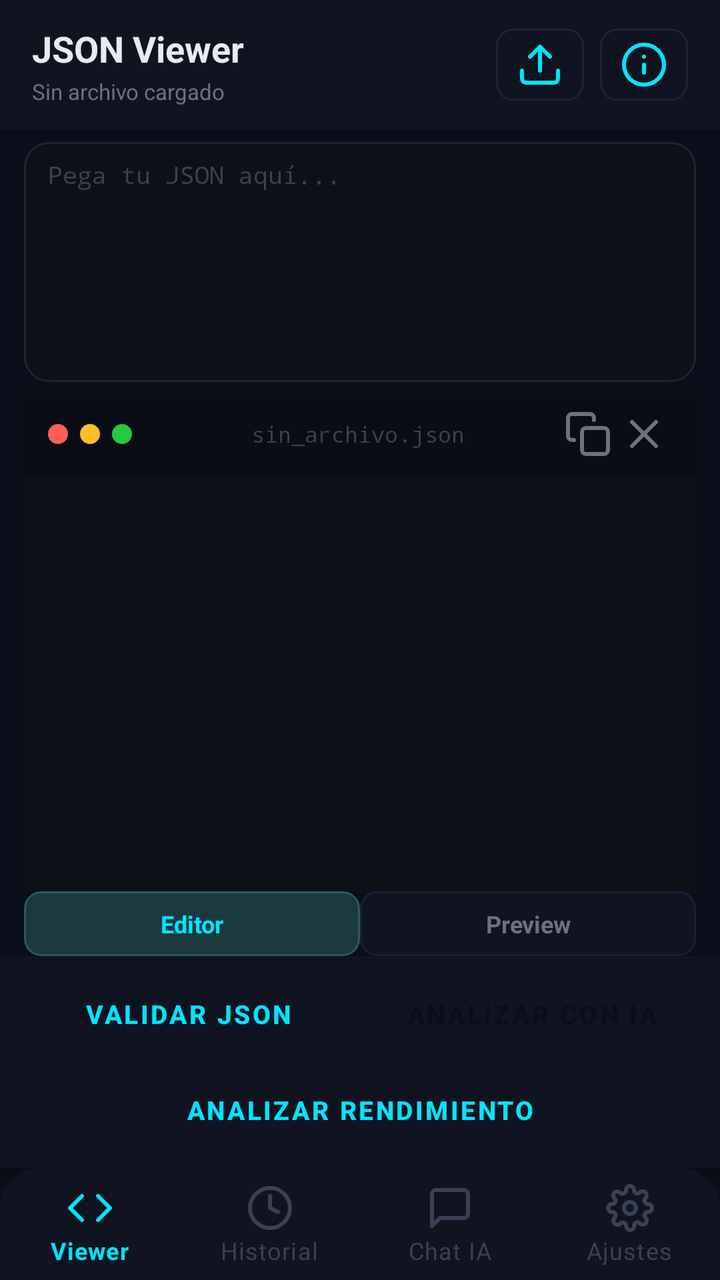
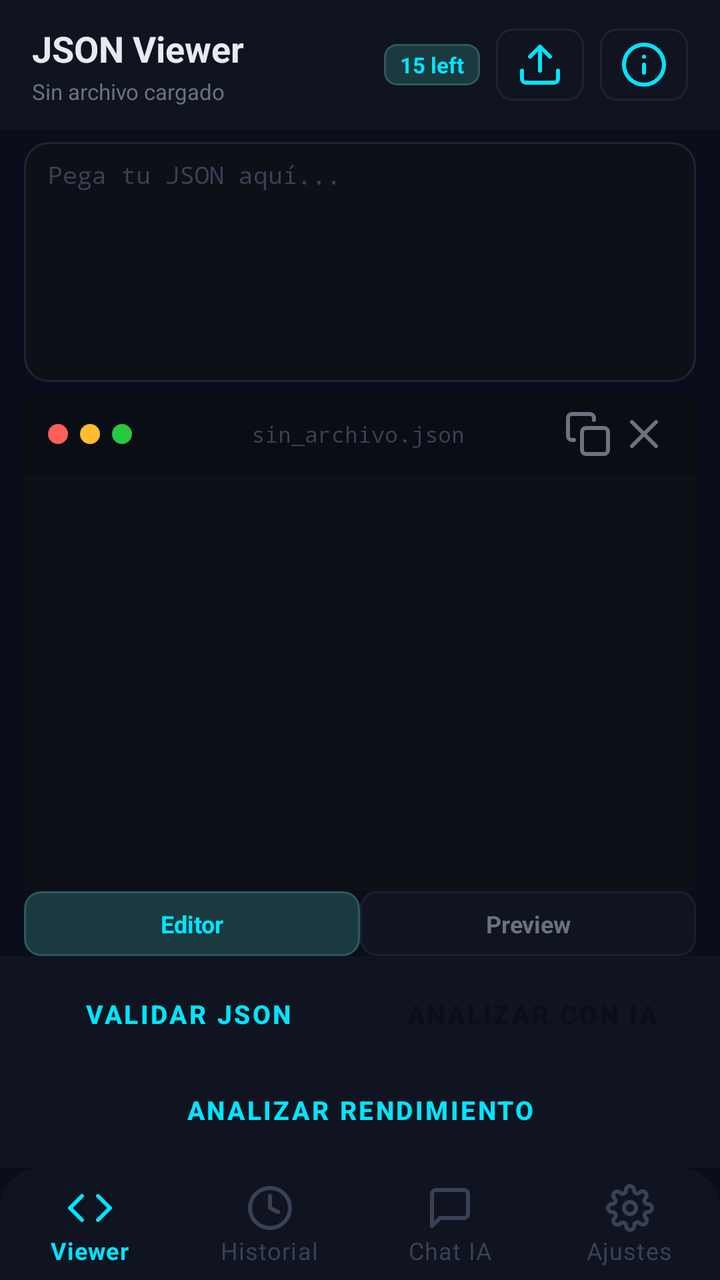

The first picture is an Android layout as it rendered before a commit; the second is the same layout after the commit. The layout source and the unified diff follow.
<!-- AndroidManifest.xml: application theme Theme.SmartOne -->
<!-- res/layout/activity_json_viewer.xml -->
<?xml version="1.0" encoding="utf-8"?>
<androidx.constraintlayout.widget.ConstraintLayout
    xmlns:android="http://schemas.android.com/apk/res/android"
    xmlns:app="http://schemas.android.com/apk/res-auto"
    android:layout_width="match_parent"
    android:layout_height="match_parent"
    android:background="@color/bg_primary">

    <LinearLayout
        android:id="@+id/topBar"
        android:layout_width="0dp"
        android:layout_height="wrap_content"
        android:orientation="horizontal"
        android:gravity="center_vertical"
        android:paddingStart="16dp"
        android:paddingEnd="16dp"
        android:paddingTop="12dp"
        android:paddingBottom="12dp"
        android:background="@color/bg_surface"
        android:elevation="4dp"
        app:layout_constraintTop_toTopOf="parent"
        app:layout_constraintStart_toStartOf="parent"
        app:layout_constraintEnd_toEndOf="parent">

        <LinearLayout
            android:layout_width="0dp"
            android:layout_height="wrap_content"
            android:layout_weight="1"
            android:orientation="vertical">

            <TextView
                android:layout_width="wrap_content"
                android:layout_height="wrap_content"
                android:text="JSON Viewer"
                android:textSize="18sp"
                android:textStyle="bold"
                android:textColor="@color/text_primary" />

            <TextView
                android:id="@+id/tvFileInfo"
                android:layout_width="wrap_content"
                android:layout_height="wrap_content"
                android:text="Sin archivo cargado"
                android:textSize="11sp"
                android:textColor="@color/text_secondary"
                android:layout_marginTop="2dp" />

        </LinearLayout>

        <ImageButton
            android:id="@+id/btnLoadFile"
            android:layout_width="44dp"
            android:layout_height="36dp"
            android:background="@drawable/bg_icon_button"
            android:src="@drawable/ic_upload"
            android:contentDescription="Cargar archivo"
            android:padding="8dp"
            android:layout_marginEnd="8dp" />

        <ImageButton
            android:id="@+id/btnInfo"
            android:layout_width="44dp"
            android:layout_height="36dp"
            android:background="@drawable/bg_icon_button"
            android:src="@drawable/ic_info"
            android:contentDescription="Información"
            android:padding="8dp" />

    </LinearLayout>

    <TextView
        android:id="@+id/tvStatus"
        android:layout_width="0dp"
        android:layout_height="wrap_content"
        android:paddingStart="16dp"
        android:paddingEnd="16dp"
        android:paddingTop="8dp"
        android:paddingBottom="4dp"
        android:textSize="13sp"
        android:textStyle="bold"
        android:visibility="gone"
        app:layout_constraintTop_toBottomOf="@id/topBar"
        app:layout_constraintStart_toStartOf="parent"
        app:layout_constraintEnd_toEndOf="parent" />

    <TextView
        android:id="@+id/tvJsonInfo"
        android:layout_width="0dp"
        android:layout_height="wrap_content"
        android:paddingStart="16dp"
        android:paddingEnd="16dp"
        android:paddingBottom="4dp"
        android:textSize="11sp"
        android:textColor="@color/accent"
        android:visibility="gone"
        app:layout_constraintTop_toBottomOf="@id/tvStatus"
        app:layout_constraintStart_toStartOf="parent"
        app:layout_constraintEnd_toEndOf="parent" />

    
    <EditText
        android:id="@+id/etJsonInput"
        android:layout_width="0dp"
        android:layout_height="120dp"
        android:hint="Pega tu JSON aquí..."
        android:textSize="12sp"
        android:fontFamily="monospace"
        android:textColor="@color/text_primary"
        android:textColorHint="@color/text_hint"
        android:background="@drawable/bg_input"
        android:paddingStart="12dp"
        android:paddingEnd="12dp"
        android:paddingTop="8dp"
        android:paddingBottom="8dp"
        android:inputType="textMultiLine"
        android:gravity="top"
        android:layout_marginStart="12dp"
        android:layout_marginEnd="12dp"
        android:layout_marginTop="6dp"
        app:layout_constraintTop_toBottomOf="@id/tvJsonInfo"
        app:layout_constraintStart_toStartOf="parent"
        app:layout_constraintEnd_toEndOf="parent" />

    <LinearLayout
        android:id="@+id/editorContainer"
        android:layout_width="0dp"
        android:layout_height="0dp"
        android:orientation="vertical"
        android:background="@color/bg_editor"
        android:layout_marginStart="12dp"
        android:layout_marginEnd="12dp"
        android:layout_marginTop="6dp"
        app:layout_constraintTop_toBottomOf="@id/etJsonInput"
        app:layout_constraintBottom_toTopOf="@id/tabBar"
        app:layout_constraintStart_toStartOf="parent"
        app:layout_constraintEnd_toEndOf="parent">

        <LinearLayout
            android:layout_width="match_parent"
            android:layout_height="wrap_content"
            android:orientation="horizontal"
            android:gravity="center_vertical"
            android:paddingStart="12dp"
            android:paddingEnd="12dp"
            android:paddingTop="6dp"
            android:paddingBottom="6dp"
            android:background="@color/bg_editor_toolbar">

            <View
                android:layout_width="10dp"
                android:layout_height="10dp"
                android:background="@drawable/bg_dot_red"
                android:layout_marginEnd="6dp" />

            <View
                android:layout_width="10dp"
                android:layout_height="10dp"
                android:background="@drawable/bg_dot_yellow"
                android:layout_marginEnd="6dp" />

            <View
                android:layout_width="10dp"
                android:layout_height="10dp"
                android:background="@drawable/bg_dot_green"
                android:layout_marginEnd="12dp" />

            <TextView
                android:id="@+id/tvFileName"
                android:layout_width="0dp"
                android:layout_height="wrap_content"
                android:layout_weight="1"
                android:text="sin_archivo.json"
                android:textSize="11sp"
                android:textColor="@color/text_tertiary"
                android:fontFamily="monospace"
                android:gravity="center" />

            <ImageButton
                android:id="@+id/btnCopy"
                android:layout_width="28dp"
                android:layout_height="28dp"
                android:background="@android:color/transparent"
                android:src="@drawable/ic_copy"
                android:contentDescription="Copiar JSON"
                android:padding="4dp" />

            <ImageButton
                android:id="@+id/btnClear"
                android:layout_width="28dp"
                android:layout_height="28dp"
                android:background="@android:color/transparent"
                android:src="@drawable/ic_close"
                android:contentDescription="Limpiar"
                android:padding="4dp" />

        </LinearLayout>

        <androidx.recyclerview.widget.RecyclerView
            android:id="@+id/rvJsonLines"
            android:layout_width="match_parent"
            android:layout_height="0dp"
            android:layout_weight="1"
            android:paddingTop="8dp"
            android:paddingBottom="8dp"
            android:overScrollMode="never" />

    </LinearLayout>

    <LinearLayout
        android:id="@+id/tabBar"
        android:layout_width="0dp"
        android:layout_height="wrap_content"
        android:orientation="horizontal"
        android:layout_marginStart="12dp"
        android:layout_marginEnd="12dp"
        app:layout_constraintBottom_toTopOf="@id/bottomBar"
        app:layout_constraintStart_toStartOf="parent"
        app:layout_constraintEnd_toEndOf="parent">

        <TextView
            android:id="@+id/tabEditor"
            android:layout_width="0dp"
            android:layout_height="wrap_content"
            android:layout_weight="1"
            android:text="Editor"
            android:textSize="12sp"
            android:textStyle="bold"
            android:gravity="center"
            android:paddingTop="8dp"
            android:paddingBottom="8dp"
            android:textColor="@color/accent"
            android:background="@drawable/bg_tab_active" />

        <TextView
            android:id="@+id/tabPreview"
            android:layout_width="0dp"
            android:layout_height="wrap_content"
            android:layout_weight="1"
            android:text="Preview"
            android:textSize="12sp"
            android:textStyle="bold"
            android:gravity="center"
            android:paddingTop="8dp"
            android:paddingBottom="8dp"
            android:textColor="@color/text_secondary"
            android:background="@drawable/bg_tab_inactive" />

    </LinearLayout>

    <ScrollView
        android:id="@+id/scrollPreview"
        android:layout_width="0dp"
        android:layout_height="0dp"
        android:visibility="gone"
        android:layout_marginStart="12dp"
        android:layout_marginEnd="12dp"
        app:layout_constraintTop_toBottomOf="@id/etJsonInput"
        app:layout_constraintBottom_toTopOf="@id/tabBar"
        app:layout_constraintStart_toStartOf="parent"
        app:layout_constraintEnd_toEndOf="parent">

        <HorizontalScrollView
            android:layout_width="match_parent"
            android:layout_height="wrap_content">

            <LinearLayout
                android:layout_width="wrap_content"
                android:layout_height="wrap_content"
                android:orientation="horizontal">

                <TextView
                    android:id="@+id/tvLineNumbers"
                    android:layout_width="wrap_content"
                    android:layout_height="wrap_content"
                    android:fontFamily="monospace"
                    android:textSize="13sp"
                    android:textColor="@color/line_number"
                    android:paddingStart="12dp"
                    android:paddingEnd="8dp"
                    android:paddingTop="12dp"
                    android:paddingBottom="12dp"
                    android:minWidth="40dp"
                    android:gravity="end" />

                <TextView
                    android:id="@+id/tvPreview"
                    android:layout_width="wrap_content"
                    android:layout_height="wrap_content"
                    android:fontFamily="monospace"
                    android:textSize="13sp"
                    android:textColor="@color/text_primary"
                    android:textIsSelectable="true"
                    android:padding="12dp" />

            </LinearLayout>

        </HorizontalScrollView>

    </ScrollView>

    <LinearLayout
        android:id="@+id/bottomBar"
        android:layout_width="0dp"
        android:layout_height="wrap_content"
        android:orientation="horizontal"
        android:gravity="center_vertical"
        android:paddingStart="12dp"
        android:paddingEnd="12dp"
        android:paddingTop="8dp"
        android:paddingBottom="8dp"
        android:background="@color/bg_surface"
        android:elevation="4dp"
        app:layout_constraintBottom_toTopOf="@id/bottomNav"
        app:layout_constraintStart_toStartOf="parent"
        app:layout_constraintEnd_toEndOf="parent">

        <LinearLayout
            android:layout_width="match_parent"
            android:layout_height="wrap_content"
            android:orientation="vertical">

            <LinearLayout
                android:layout_width="match_parent"
                android:layout_height="wrap_content"
                android:orientation="horizontal"
                android:layout_marginBottom="6dp">

                <Button
                    android:id="@+id/btnValidate"
                    android:layout_width="0dp"
                    android:layout_height="42dp"
                    android:layout_weight="1"
                    android:text="@string/btn_validate"
                    android:textSize="13sp"
                    android:textStyle="bold"
                    android:layout_marginEnd="8dp"
                    style="@style/Widget.MaterialComponents.Button.OutlinedButton" />

                <Button
                    android:id="@+id/btnAnalyzeAI"
                    android:layout_width="0dp"
                    android:layout_height="42dp"
                    android:layout_weight="1"
                    android:text="@string/btn_analyze_ai"
                    android:textSize="13sp"
                    android:textStyle="bold"
                    style="@style/Widget.MaterialComponents.Button" />

            </LinearLayout>

            <Button
                android:id="@+id/btnPerformance"
                android:layout_width="match_parent"
                android:layout_height="42dp"
                android:text="Analizar rendimiento"
                android:textSize="13sp"
                android:textStyle="bold"
                style="@style/Widget.MaterialComponents.Button.OutlinedButton" />

        </LinearLayout>

    </LinearLayout>

    <com.google.android.material.bottomnavigation.BottomNavigationView
        android:id="@+id/bottomNav"
        android:layout_width="0dp"
        android:layout_height="wrap_content"
        android:background="@drawable/bg_bottom_nav"
        app:menu="@menu/bottom_nav_menu"
        app:itemIconTint="@color/bottom_nav_tint"
        app:itemTextColor="@color/bottom_nav_tint"
        app:labelVisibilityMode="labeled"
        app:layout_constraintBottom_toBottomOf="parent"
        app:layout_constraintStart_toStartOf="parent"
        app:layout_constraintEnd_toEndOf="parent" />

</androidx.constraintlayout.widget.ConstraintLayout>
<!-- resources referenced by this layout -->
<resources>
  <color name="accent">#00E5FF</color>
  <color name="bg_editor">#0D1117</color>
  <color name="bg_editor_toolbar">#0A0D14</color>
  <color name="bg_primary">#0A0E1A</color>
  <color name="bg_surface">#0F1420</color>
  <color name="line_number">#2A3045</color>
  <color name="text_hint">#3A4055</color>
  <color name="text_primary">#E8EAF0</color>
  <color name="text_secondary">#6B7280</color>
  <color name="text_tertiary">#3A4055</color>
  <!-- drawable bg_bottom_nav (drawable) -->
  <?xml version="1.0" encoding="utf-8"?>
  <shape xmlns:android="http://schemas.android.com/apk/res/android">
      <solid android:color="@color/bg_surface" />
      <corners
          android:topLeftRadius="20dp"
          android:topRightRadius="20dp"
          android:bottomLeftRadius="0dp"
          android:bottomRightRadius="0dp" />
  </shape>
  <!-- drawable bg_dot_green (drawable) -->
  <?xml version="1.0" encoding="utf-8"?>
  <shape xmlns:android="http://schemas.android.com/apk/res/android"
      android:shape="oval">
      <solid android:color="@color/dot_green" />
  </shape>
  <!-- drawable bg_dot_red (drawable) -->
  <?xml version="1.0" encoding="utf-8"?>
  <shape xmlns:android="http://schemas.android.com/apk/res/android"
      android:shape="oval">
      <solid android:color="@color/dot_red" />
  </shape>
  <!-- drawable bg_dot_yellow (drawable) -->
  <?xml version="1.0" encoding="utf-8"?>
  <shape xmlns:android="http://schemas.android.com/apk/res/android"
      android:shape="oval">
      <solid android:color="@color/dot_yellow" />
  </shape>
  <!-- drawable bg_icon_button (drawable) -->
  <?xml version="1.0" encoding="utf-8"?>
  <shape xmlns:android="http://schemas.android.com/apk/res/android">
      <solid android:color="#0F1420" />
      <stroke android:width="1dp" android:color="#1E2433" />
      <corners android:radius="8dp" />
  </shape>
  <!-- drawable bg_input (drawable) -->
  <?xml version="1.0" encoding="utf-8"?>
  <shape xmlns:android="http://schemas.android.com/apk/res/android">
      <solid android:color="#0D1117" />
      <stroke android:width="1dp" android:color="#1E2433" />
      <corners android:radius="12dp" />
  </shape>
  <!-- drawable bg_tab_active (drawable) -->
  <?xml version="1.0" encoding="utf-8"?>
  <shape xmlns:android="http://schemas.android.com/apk/res/android">
      <solid android:color="#1A3A40" />
      <stroke android:width="1dp" android:color="#2A5A60" />
      <corners android:radius="8dp" />
  </shape>
  <!-- drawable bg_tab_inactive (drawable) -->
  <?xml version="1.0" encoding="utf-8"?>
  <shape xmlns:android="http://schemas.android.com/apk/res/android">
      <solid android:color="#0F1420" />
      <stroke android:width="1dp" android:color="#1A2030" />
      <corners android:radius="8dp" />
  </shape>
  <!-- drawable ic_close (drawable) -->
  <?xml version="1.0" encoding="utf-8"?>
  <vector xmlns:android="http://schemas.android.com/apk/res/android"
      android:width="24dp" android:height="24dp"
      android:viewportWidth="24" android:viewportHeight="24">
      <path android:strokeColor="@color/text_secondary" android:strokeWidth="2"
          android:strokeLineCap="round"
          android:fillColor="@android:color/transparent"
          android:pathData="M18,6L6,18M6,6l12,12" />
  </vector>
  <string name="btn_analyze_ai">Analizar con IA</string>
  <string name="btn_validate">Validar JSON</string>
  <color name="dot_green">#27C93F</color>
  <color name="dot_red">#FF5F56</color>
  <color name="dot_yellow">#FFBD2E</color>
  <color name="accent_dim">#1A3A40</color>
  <color name="error">#FF4466</color>
  <!-- unchanged entries left out for length: 4 -->
</resources>

<!-- the commit's change to res/layout/activity_json_viewer.xml (unified diff, before → after) -->
@@ -46,6 +46,21 @@
                 android:layout_marginTop="2dp" />
 
         </LinearLayout>
+
+        <TextView
+            android:id="@+id/tvRemaining"
+            android:layout_width="wrap_content"
+            android:layout_height="wrap_content"
+            android:text="15 left"
+            android:textSize="11sp"
+            android:textStyle="bold"
+            android:textColor="@color/accent"
+            android:background="@drawable/bg_model_active"
+            android:paddingStart="8dp"
+            android:paddingEnd="8dp"
+            android:paddingTop="3dp"
+            android:paddingBottom="3dp"
+            android:layout_marginEnd="8dp" />
 
         <ImageButton
             android:id="@+id/btnLoadFile"
<!-- resource entries referenced after the edit -->
@@ -52,6 +52,13 @@
       <stroke android:width="1dp" android:color="#1E2433" />
       <corners android:radius="12dp" />
   </shape>
+  <!-- drawable bg_model_active (drawable) -->
+  <?xml version="1.0" encoding="utf-8"?>
+  <shape xmlns:android="http://schemas.android.com/apk/res/android">
+      <solid android:color="#1A3A40" />
+      <stroke android:width="1dp" android:color="#2A5A60" />
+      <corners android:radius="6dp" />
+  </shape>
   <!-- drawable bg_tab_active (drawable) -->
   <?xml version="1.0" encoding="utf-8"?>
   <shape xmlns:android="http://schemas.android.com/apk/res/android">
